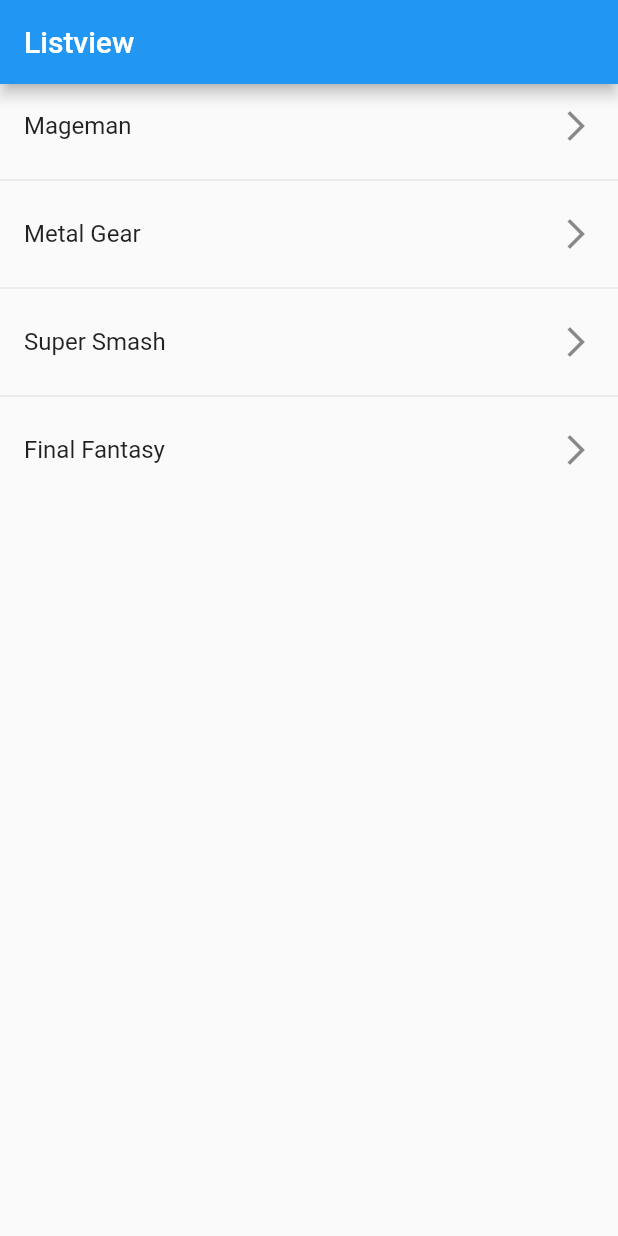
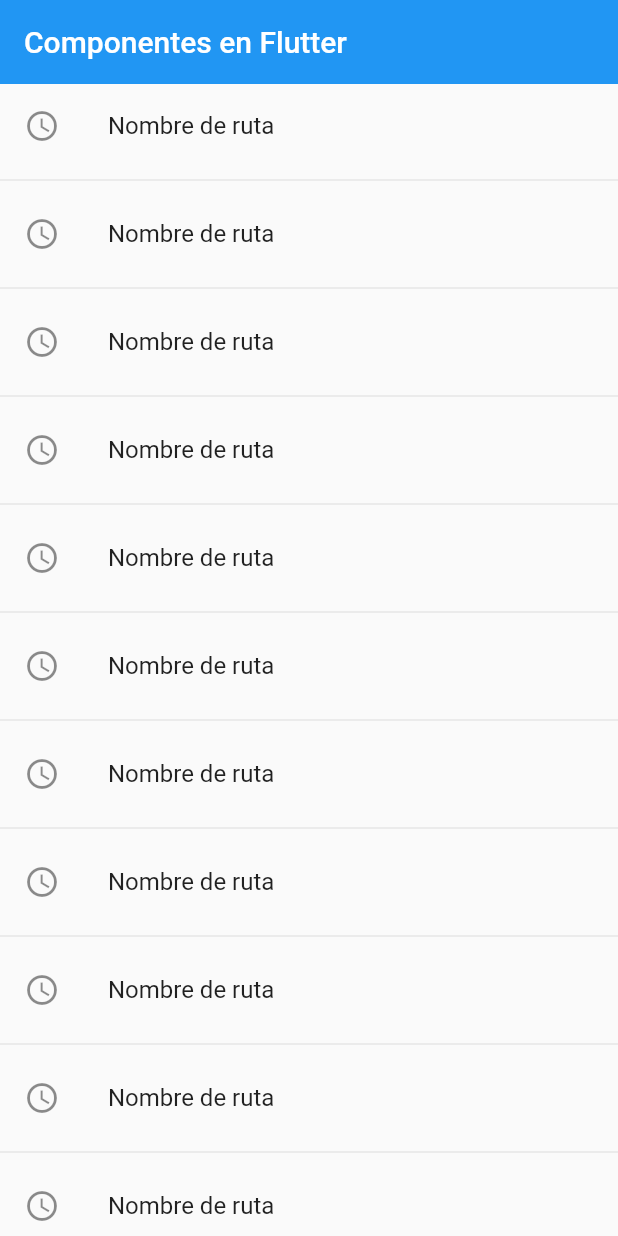
Before and after one commit to KingKasuma/flutter_guia_completa, a Flutter app: the screen it shows after launch, on a phone screen of 412 x 824 dp. Run offline on Flutter 3.47's test engine with Material 2 defaults, Android fonts, the phone set to English and light mode, and no system bars.

Commit message:
Home screen

```diff
--- a/fl_components/lib/main.dart
+++ b/fl_components/lib/main.dart
@@ -1,5 +1,6 @@
 import 'package:flutter/material.dart';
-import 'package:fl_components/screens/listview2_screen.dart';
+
+import 'screens/screens.dart';
 
 void main() => runApp(MyApp());
 
@@ -8,9 +9,18 @@ class MyApp extends StatelessWidget {
 
   @override
   Widget build(BuildContext context) {
-    return const MaterialApp(
-        debugShowCheckedModeBanner: false,
-        title: 'Material App',
-        home: Listview2Screen());
+    return MaterialApp(
+      debugShowCheckedModeBanner: false,
+      title: 'Material App',
+      // home: const CardScreen(),
+      initialRoute: 'home',
+      routes: {
+        'home': (BuildContext context) => const HomeScreen(),
+        'listview1': (BuildContext context) => const Listview1Screen(),
+        'listview2': (BuildContext context) => const Listview2Screen(),
+        'alert': (BuildContext context) => const AlertScreen(),
+        'card': (BuildContext context) => const CardScreen()
+      },
+    );
   }
 }
--- /dev/null
+++ b/fl_components/lib/screens/home_screen.dart
@@ -0,0 +1,23 @@
+import 'package:flutter/material.dart';
+
+class HomeScreen extends StatelessWidget {
+  const HomeScreen({Key? key}) : super(key: key);
+
+  @override
+  Widget build(BuildContext context) {
+    return Scaffold(
+      appBar: AppBar(
+        title: const Text('Componentes en Flutter'),
+        elevation: 0,
+      ),
+      body: ListView.separated(
+          itemBuilder: (context, index) => ListTile(
+                title: Text('Nombre de ruta'),
+                leading: Icon(Icons.access_time_outlined),
+                onTap: () {},
+              ),
+          separatorBuilder: (_, __) => const Divider(),
+          itemCount: 100),
+    );
+  }
+}
--- /dev/null
+++ b/fl_components/lib/screens/screens.dart
@@ -0,0 +1,5 @@
+export 'package:fl_components/screens/alert_screen.dart';
+export 'package:fl_components/screens/card_screen.dart';
+export 'package:fl_components/screens/listview1_screen.dart';
+export 'package:fl_components/screens/listview2_screen.dart';
+export 'package:fl_components/screens/home_screen.dart';
```
Also changed, not shown: fl_components/lib/screens/alert_screen.dart (added, +14 -0 lines), fl_components/lib/screens/card_screen.dart (added, +14 -0 lines), fl_components/lib/screens/listview2_screen.dart (+11 -2 lines).
